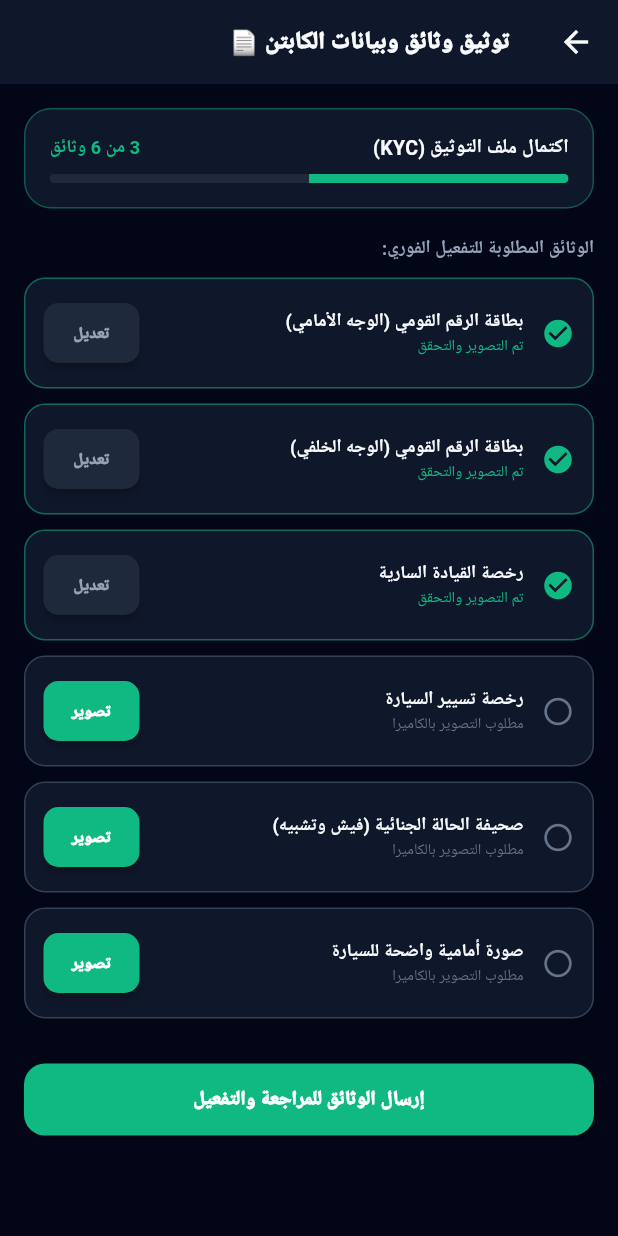
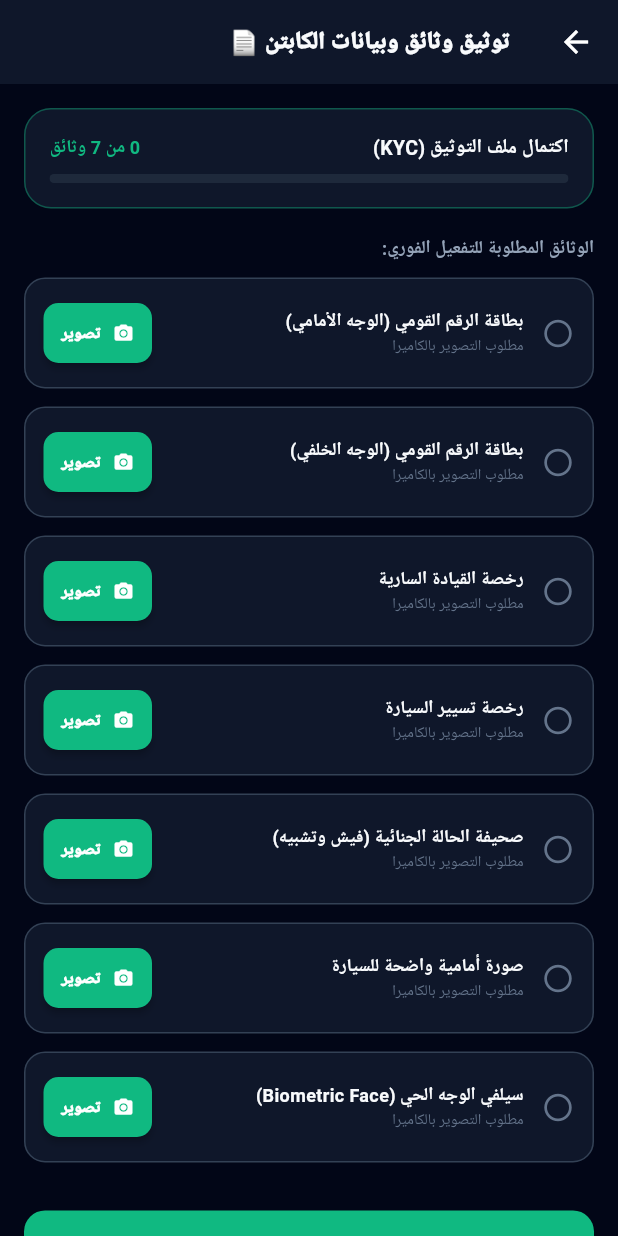
Before and after one commit to Hishamhanafy/altayer.app, a Flutter app: the DriverKycCameraScreen screen opened directly, on a phone screen of 412 x 824 dp. Run offline on Flutter 3.47's test engine with Material 3 defaults, Android fonts, the light colour scheme and no system bars; our stand-ins replace google_fonts, image_picker; Roboto replaces fonts that are missing (Cairo).

Commit message:
feat(mobile-kyc): integrate native Android hardware camera and gallery image picker in driver KYC verification screen

```diff
--- a/mobile/apps/driver_app/lib/screens/driver_kyc_camera_screen.dart
+++ b/mobile/apps/driver_app/lib/screens/driver_kyc_camera_screen.dart
@@ -1,4 +1,6 @@
+import 'dart:io';
 import 'package:flutter/material.dart';
+import 'package:image_picker/image_picker.dart';
 import '../theme/driver_theme.dart';
 
 class DriverKycCameraScreen extends StatefulWidget {
@@ -9,16 +11,47 @@ class DriverKycCameraScreen extends StatefulWidget {
 }
 
 class _DriverKycCameraScreenState extends State<DriverKycCameraScreen> {
-  final Map<String, bool> _uploadedDocs = {
-    'بطاقة الرقم القومي (الوجه الأمامي)': true,
-    'بطاقة الرقم القومي (الوجه الخلفي)': true,
-    'رخصة القيادة السارية': true,
-    'رخصة تسيير السيارة': false,
-    'صحيفة الحالة الجنائية (فيش وتشبيه)': false,
-    'صورة أمامية واضحة للسيارة': false,
+  final ImagePicker _picker = ImagePicker();
+  final Map<String, String?> _capturedPhotos = {
+    'بطاقة الرقم القومي (الوجه الأمامي)': null,
+    'بطاقة الرقم القومي (الوجه الخلفي)': null,
+    'رخصة القيادة السارية': null,
+    'رخصة تسيير السيارة': null,
+    'صحيفة الحالة الجنائية (فيش وتشبيه)': null,
+    'صورة أمامية واضحة للسيارة': null,
+    'سيلفي الوجه الحي (Biometric Face)': null,
   };
 
-  void _simulateCaptureDoc(String docTitle) {
+  Future<void> _pickImage(String docTitle, ImageSource source) async {
+    try {
+      final XFile? photo = await _picker.pickImage(
+        source: source,
+        maxWidth: 1600,
+        maxHeight: 1200,
+        imageQuality: 85,
+        preferredCameraDevice: docTitle.contains('سيلفي') ? CameraDevice.front : CameraDevice.rear,
+      );
+
+      if (photo != null) {
+        setState(() {
+          _capturedPhotos[docTitle] = photo.path;
+        });
+        if (mounted) {
+          ScaffoldMessenger.of(context).showSnackBar(
+            SnackBar(content: Text('تم التقاط وحفظ ($docTitle) بنجاح 🟢')),
+          );
+        }
+      }
+    } catch (e) {
+      if (mounted) {
+        ScaffoldMessenger.of(context).showSnackBar(
+          SnackBar(content: Text('تنبيه الكاميرا: $e')),
+        );
+      }
+    }
+  }
+
+  void _showCameraOptions(String docTitle) {
     showModalBottomSheet(
       context: context,
       backgroundColor: DriverColors.surface,
@@ -31,43 +64,32 @@ class _DriverKycCameraScreenState extends State<DriverKycCameraScreen> {
           child: Column(
             mainAxisSize: MainAxisSize.min,
             children: [
-              Text('📷 تصوير وثيقة: $docTitle', style: const TextStyle(fontSize: 14, fontWeight: FontWeight.bold, color: DriverColors.textPrimary)),
-              const SizedBox(height: 12),
-              Container(
-                height: 140,
-                width: double.infinity,
-                decoration: BoxDecoration(
-                  color: DriverColors.surfaceLight,
-                  borderRadius: BorderRadius.circular(16),
-                  border: Border.all(color: DriverColors.border, style: BorderStyle.solid),
+              Text('📷 توثيق: $docTitle', style: const TextStyle(fontSize: 14, fontWeight: FontWeight.bold, color: DriverColors.textPrimary)),
+              const SizedBox(height: 16),
+              ListTile(
+                leading: const CircleAvatar(
+                  backgroundColor: DriverColors.primary,
+                  child: Icon(Icons.camera_alt, color: Colors.black),
                 ),
-                child: const Center(
-                  child: Column(
-                    mainAxisAlignment: MainAxisAlignment.center,
-                    children: [
-                      Icon(Icons.camera_alt, size: 40, color: DriverColors.primary),
-                      SizedBox(height: 6),
-                      Text('ضع الوثيقة داخل الإطار واضغط تصوير', style: TextStyle(fontSize: 11, color: DriverColors.textMuted)),
-                    ],
+                title: const Text('التقاط مباشر بالكاميرا الحية 📸', style: TextStyle(fontSize: 13, fontWeight: FontWeight.bold, color: DriverColors.textPrimary)),
+                subtitle: const Text('فتح كاميرا الموبايل للتصوير الفوري', style: TextStyle(fontSize: 11, color: DriverColors.textMuted)),
+                onTap: () {
+                  Navigator.pop(ctx);
+                  _pickImage(docTitle, ImageSource.camera);
+                },
               ),
+              const Divider(color: DriverColors.border),
+              ListTile(
+                leading: const CircleAvatar(
+                  backgroundColor: DriverColors.surfaceLight,
+                  child: Icon(Icons.photo_library, color: DriverColors.primary),
                 ),
-              ),
-              const SizedBox(height: 16),
-              SizedBox(
-                width: double.infinity,
-                child: ElevatedButton.icon(
-                  onPressed: () {
-                    setState(() {
-                      _uploadedDocs[docTitle] = true;
-                    });
+                title: const Text('اختيار من ألبوم الصور / المعرض 📁', style: TextStyle(fontSize: 13, fontWeight: FontWeight.bold, color: DriverColors.textPrimary)),
+                subtitle: const Text('رفع مستند تم تصويره مسبقاً', style: TextStyle(fontSize: 11, color: DriverColors.textMuted)),
+                onTap: () {
                   Navigator.pop(ctx);
-                    ScaffoldMessenger.of(context).showSnackBar(
-                      SnackBar(content: Text('تم مسح وتصوير ($docTitle) بنجاح 🟢')),
-                    );
+                  _pickImage(docTitle, ImageSource.gallery);
                 },
-                  icon: const Icon(Icons.check),
-                  label: const Text('التقاط الصورة وتأكيد الوضوح'),
-                ),
               ),
             ],
           ),
@@ -78,8 +100,8 @@ class _DriverKycCameraScreenState extends State<DriverKycCameraScreen> {
 
   @override
   Widget build(BuildContext context) {
-    final int completedCount = _uploadedDocs.values.where((v) => v).length;
-    final int totalCount = _uploadedDocs.length;
+    final int completedCount = _capturedPhotos.values.where((v) => v != null).length;
+    final int totalCount = _capturedPhotos.length;
 
     return Scaffold(
       backgroundColor: DriverColors.background,
@@ -117,7 +139,7 @@ class _DriverKycCameraScreenState extends State<DriverKycCameraScreen> {
                   ClipRRect(
                     borderRadius: BorderRadius.circular(8),
                     child: LinearProgressIndicator(
-                      value: completedCount / totalCount,
+                      value: totalCount > 0 ? completedCount / totalCount : 0,
                       backgroundColor: DriverColors.surfaceLight,
                       valueColor: const AlwaysStoppedAnimation<Color>(DriverColors.primary),
                       minHeight: 6,
@@ -136,10 +158,11 @@ class _DriverKycCameraScreenState extends State<DriverKycCameraScreen> {
             const SizedBox(height: 10),
 
             // Docs Checklist
-            ..._uploadedDocs.entries.map((entry) {
-              final isDone = entry.value;
+            ..._capturedPhotos.entries.map((entry) {
+              final photoPath = entry.value;
+              final isDone = photoPath != null;
               return Container(
-                margin: const EdgeInsets.only(bottom: 10),
+                margin: const EdgeInsets.only(bottom: 12),
                 padding: const EdgeInsets.all(12),
                 decoration: BoxDecoration(
                   color: DriverColors.surface,
@@ -148,7 +171,9 @@ class _DriverKycCameraScreenState extends State<DriverKycCameraScreen> {
                     color: isDone ? DriverColors.primary.withValues(alpha: 0.5) : DriverColors.border,
                   ),
                 ),
-                child: Row(
+                child: Column(
+                  children: [
+                    Row(
                       children: [
                         Icon(
                           isDone ? Icons.check_circle : Icons.circle_outlined,
@@ -165,22 +190,37 @@ class _DriverKycCameraScreenState extends State<DriverKycCameraScreen> {
                                 style: const TextStyle(fontSize: 12, fontWeight: FontWeight.bold, color: DriverColors.textPrimary),
                               ),
                               Text(
-                            isDone ? 'تم التصوير والتحقق' : 'مطلوب التصوير بالكاميرا',
+                                isDone ? 'تم التصوير والتحقق بنجاح 🟢' : 'مطلوب التصوير بالكاميرا',
                                 style: TextStyle(fontSize: 10, color: isDone ? DriverColors.primary : DriverColors.textMuted),
                               ),
                             ],
                           ),
                         ),
-                    ElevatedButton(
-                      onPressed: () => _simulateCaptureDoc(entry.key),
+                        ElevatedButton.icon(
+                          onPressed: () => _showCameraOptions(entry.key),
                           style: ElevatedButton.styleFrom(
                             backgroundColor: isDone ? DriverColors.surfaceLight : DriverColors.primary,
                             foregroundColor: isDone ? DriverColors.textSecondary : Colors.white,
                             padding: const EdgeInsets.symmetric(horizontal: 12, vertical: 6),
                             shape: RoundedRectangleBorder(borderRadius: BorderRadius.circular(10)),
                           ),
-                      child: Text(isDone ? 'تعديل' : 'تصوير', style: const TextStyle(fontSize: 11)),
+                          icon: const Icon(Icons.camera_alt, size: 14),
+                          label: Text(isDone ? 'إعادة التصوير' : 'تصوير', style: const TextStyle(fontSize: 11)),
                         ),
+                      ],
+                    ),
+                    if (isDone) ...[
+                      const SizedBox(height: 10),
+                      ClipRRect(
+                        borderRadius: BorderRadius.circular(10),
+                        child: Image.file(
+                          File(photoPath),
+                          height: 110,
+                          width: double.infinity,
+                          fit: BoxFit.cover,
+                        ),
+                      ),
+                    ],
                   ],
                 ),
               );
@@ -196,7 +236,7 @@ class _DriverKycCameraScreenState extends State<DriverKycCameraScreen> {
                 onPressed: () {
                   Navigator.pop(context);
                   ScaffoldMessenger.of(context).showSnackBar(
-                    const SnackBar(content: Text('تم إرسال الوثائق لفريق العمليات للمراجعة والتفعيل الفوري 🚀')),
+                    const SnackBar(content: Text('تم إرسال الوثائق المصورة لفريق العمليات للمراجعة والتفعيل الفوري 🚀')),
                   );
                 },
                 child: const Text('إرسال الوثائق للمراجعة والتفعيل', style: TextStyle(fontSize: 13, fontWeight: FontWeight.w900)),
```
Lines whose indentation alone changed are shown as unchanged.
